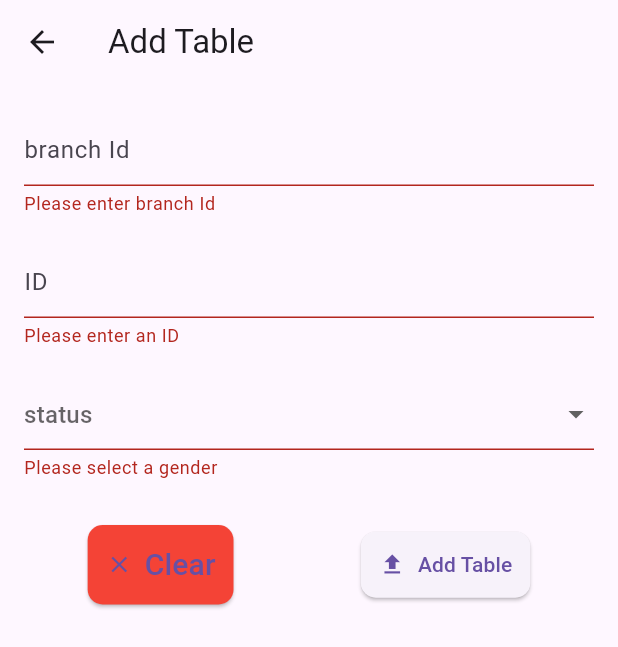
After one commit to naderwael1/opeartion_panal, a Flutter app: the addTable screen opened directly, after a tap on "Add Table", on a phone screen of 412 x 824 dp. The commit adds this screen. Shown: the top 647 px of the screen. Run offline on Flutter 3.47's test engine with Material 3 defaults, Android fonts, the phone set to English and light mode, and no system bars; our stand-ins replace dotted_border, flutter_offline, get, go_router, google_sign_in, iconsax and 2 more; missing offline and left inert: flutter_facebook_auth; accounts and stored records are empty; network calls fail.

Commit message:
add table

```diff
--- a/lib/Features/home/presentation/views/widgets/choose_based_token.dart
+++ b/lib/Features/home/presentation/views/widgets/choose_based_token.dart
@@ -4,6 +4,7 @@ import 'package:bloc_v2/add_general_Section/add_general_section.dart';
 import 'package:bloc_v2/add_ingredient/add_ingredient_screen.dart';
 import 'package:bloc_v2/add_register/add_register_employee.dart';
 import 'package:bloc_v2/add_storage/add_storage_screen.dart';
+import 'package:bloc_v2/add_table/add_table_screen.dart';
 import 'package:bloc_v2/providers/theme_provider.dart';
 import 'package:flutter/material.dart';
 import 'package:provider/provider.dart';
@@ -40,6 +41,8 @@ class HomeBody extends StatelessWidget {
           _buildCard(context, 'Branch Manager', mangerImage, const AllBranchScreen()),
           _buildCard(context, 'Storage', storgeImage, const AddStorage()),
           _buildCard(context, 'Upload', cloud, const AddIngredient()), // add menu item
+          _buildCard(context, 'table', table, const addTable()),
+
         ],
       ),
     );
--- /dev/null
+++ b/lib/add_table/add_table_model.dart
@@ -0,0 +1,28 @@
+import 'package:http/http.dart' as http;
+Future<String> addTableModel({
+  required String branchId,
+  required String capacity,
+  required String status,
+}) async {
+  final url = 'http://192.168.56.1:4000/admin/table/add-newTable';
+  try {
+    final response = await http.post(
+      Uri.parse(url),
+      body: {
+        'branchId': branchId,
+        'capacity': capacity,
+        'status': status,
+      },
+    );
+    if (response.statusCode == 200 || response.statusCode == 201) {
+      // Success
+      final add_menu_item = response.body; // Assuming the branchId is returned in the response body
+      return add_menu_item;
+    } else {
+      // Failure
+      throw Exception('Failed to Add Table: ${response.statusCode}');
+    }
+  } catch (e) {
+    throw Exception('Error Add Table: $e');
+  }
+}
--- /dev/null
+++ b/lib/add_table/add_table_screen.dart
@@ -0,0 +1,164 @@
+import 'package:bloc_v2/Features/branch_features/Data/add_employe.dart';
+import 'package:bloc_v2/add_table/add_table_model.dart';
+import 'package:flutter/material.dart';
+import 'package:flutter/services.dart';
+
+class addTable extends StatefulWidget {
+  const addTable({Key? key});
+
+  @override
+  State<addTable> createState() => _addTable();
+}
+
+class _addTable extends State<addTable> {
+  TextEditingController branchIdController = TextEditingController();
+  TextEditingController capacityController = TextEditingController();
+  TextEditingController statusController = TextEditingController();
+  bool isEditing = false;
+  final _formKey = GlobalKey<FormState>();
+
+  void clearForm() {
+    branchIdController.clear();
+    capacityController.clear();
+    statusController.clear();
+  }
+
+  @override
+  Widget build(BuildContext context) {
+    return SafeArea(
+      child: Scaffold(
+        appBar: AppBar(
+          title: Text('Add Table'),
+        ),
+        body: SafeArea(
+          child: SingleChildScrollView(
+            child: Padding(
+              padding: const EdgeInsets.symmetric(horizontal: 16, vertical: 0),
+              child: Form(
+                key: _formKey,
+                child: Column(
+                  children: [
+                    const SizedBox(height: 20),
+                    TextFormField(
+                      inputFormatters: [FilteringTextInputFormatter.digitsOnly],
+                      controller: branchIdController,
+                      keyboardType: TextInputType.number,
+                      key: const ValueKey('branch Id'),
+                      decoration: const InputDecoration(
+                        hintText: 'branch Id',
+                      ),
+                      validator: (value) {
+                        if (value == null || value.isEmpty) {
+                          return 'Please enter branch Id';
+                        }
+                        return null;
+                      },
+                    ),
+                    const SizedBox(height: 20),
+                    TextFormField(
+                      inputFormatters: [FilteringTextInputFormatter.digitsOnly],
+                      controller: capacityController,
+                      keyboardType: TextInputType.number,
+                      key: const ValueKey('ID'),
+                      decoration: const InputDecoration(
+                        hintText: 'ID',
+                      ),
+                      validator: (value) {
+                        if (value == null || value.isEmpty) {
+                          return 'Please enter an ID';
+                        }
+                        return null;
+                      },
+                    ),
+                    const SizedBox(height: 20),
+                    DropdownButtonFormField<String>(
+                      value: statusController.text.isEmpty
+                          ? null
+                          : statusController.text,
+                      onChanged: (newValue) {
+                        setState(() {
+                          statusController.text = newValue!;
+                        });
+                      },
+                      items: [
+                        DropdownMenuItem(
+                          value: 'available',
+                          child: Text('available'),
+                        ),
+                        DropdownMenuItem(
+                          value: 'booked',
+                          child: Text('booked'),
+                        ),
+                      ],
+                      decoration: InputDecoration(
+                        hintText: 'status',
+                      ),
+                      validator: (value) {
+                        if (value == null || value.isEmpty) {
+                          return 'Please select a gender';
+                        }
+                        return null;
+                      },
+                    ),
+                    const SizedBox(height: 30),
+                    Row(
+                      mainAxisAlignment: MainAxisAlignment.spaceAround,
+                      children: [
+                        ElevatedButton.icon(
+                          style: ElevatedButton.styleFrom(
+                            padding: const EdgeInsets.all(12),
+                            backgroundColor: Colors.red,
+                            shape: RoundedRectangleBorder(
+                              borderRadius: BorderRadius.circular(10),
+                            ),
+                          ),
+                          icon: const Icon(Icons.clear),
+                          label: const Text(
+                            "Clear",
+                            style: TextStyle(fontSize: 20),
+                          ),
+                          onPressed: () {
+                            clearForm();
+                          },
+                        ),
+                        ElevatedButton.icon(
+                          style: ElevatedButton.styleFrom(
+                            padding: const EdgeInsets.all(12),
+                            shape: RoundedRectangleBorder(
+                              borderRadius: BorderRadius.circular(10),
+                            ),
+                          ),
+                          icon: const Icon(Icons.upload),
+                          label: const Text(
+                            "Add Table",
+                          ),
+                          onPressed: () async {
+                            if (_formKey.currentState!.validate()) {
+                              try {
+                                final addTable_Model = await addTableModel(
+                                  branchId: branchIdController.text,
+                                  capacity: capacityController.text,
+                                  status: statusController.text,
+                                );
+                                print('Adding employee: $addTable_Model');
+                                clearForm();
+                              } catch (e) {
+                                print('Error adding employee: $e');
+                              }
+                            } else {
+                              print('Form is not valid');
+                            }
+                          },
+                        ),
+                      ],
+                    ),
+                  ],
+                ),
+              ),
+            ),
+          ),
+        ),
+      ),
+    );
+  }
+}
--- a/lib/constants.dart
+++ b/lib/constants.dart
@@ -9,3 +9,4 @@ const mangerImage='https://hiring-assets.careerbuilder.com/media/attachments/car
 const storgeImage='https://thumbs.dreamstime.com/b/storage-warehouse-manager-standing-factor-amidst-many-boxes-i-love-being-employee-depot-storage-warehouse-241431477.jpg';
 const cloud = 'https://icon-library.com/images/upload-image-icon-png/upload-image-icon-png-1.jpg';
 const test='https://via.placeholder.com/200?text=Storage' ;
+const table = 'https://encrypted-tbn0.gstatic.com/images?q=tbn:ANd9GcT6WXtpfu5s4rMwuqEQhUbzNSt3vUWttZPObkulp-idKQ&s';
```
